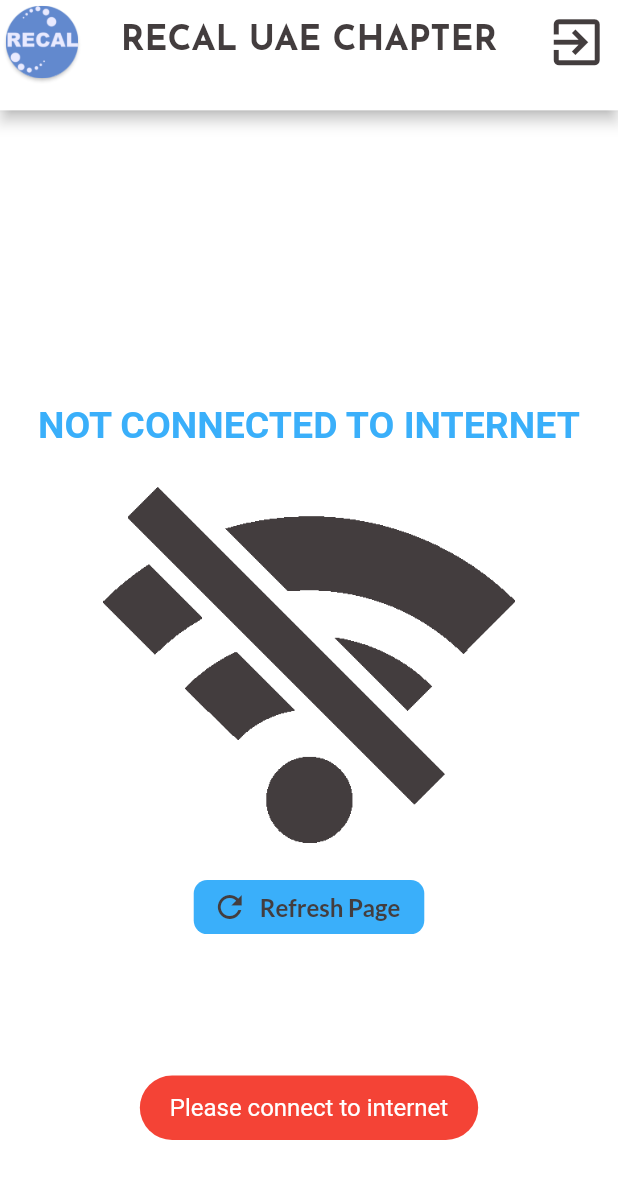
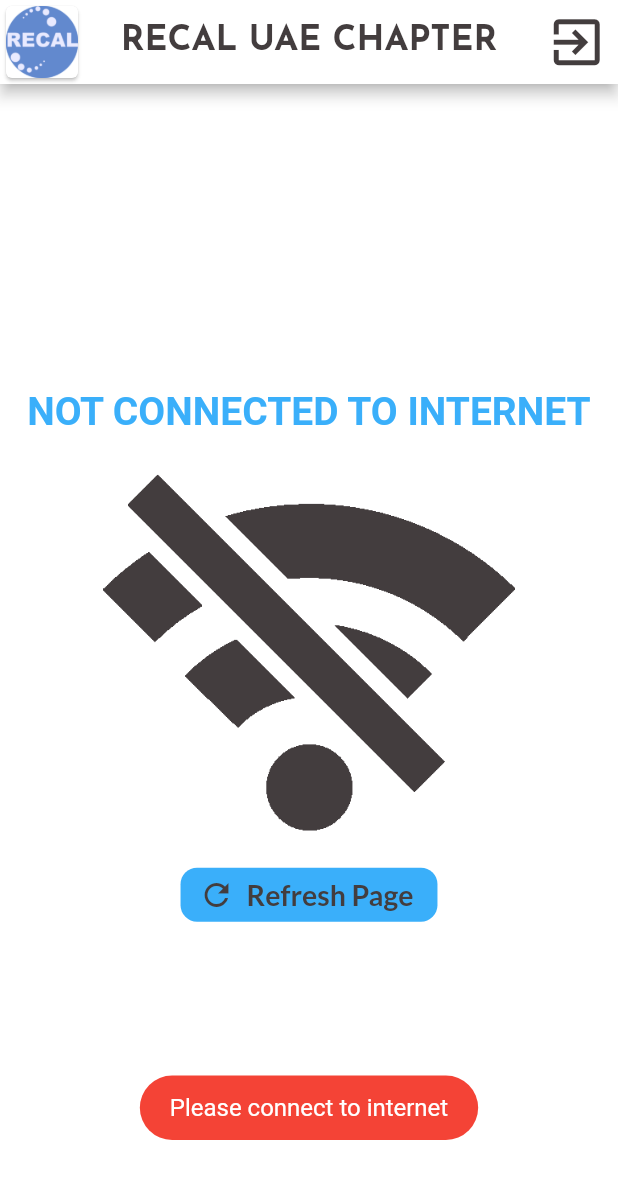
Before and after one commit to SpiderNitt/RECAL-UAE, a Flutter app: the HomeActivity screen opened directly, on a phone screen of 412 x 824 dp. Shown: the top 1179 px of the screen. Run offline on Flutter 3.47's test engine with Material 2 defaults, Android fonts, the phone set to English and light mode, and no system bars; drawn by our look-alikes of flutter_fadein; our stand-ins replace auto_size_text, badges, charts_flutter, connectivity, curved_navigation_bar, flip_card and 10 more; missing offline and left inert: folding_cell, keyboard_utils; accounts and stored records are empty; network calls fail.

Commit message:
Fix: Android app bar, font scaling errors

```diff
--- a/lib/screens/Events/pages/CompletedEvents.dart
+++ b/lib/screens/Events/pages/CompletedEvents.dart
@@ -42,7 +42,7 @@ class _CompletedEventsState extends State<CompletedEvents> with TickerProviderSt
   }
   Widget EmptyList(BuildContext context){
     return Center(
-      child: Text("No events to show",style: GoogleFonts.josefinSans(fontSize: 22,color: ColorGlobal.textColor),),
+      child: Text("No events to show",style: GoogleFonts.josefinSans(fontSize: UIUtility().getProportionalWidth(width: 22,choice: 1),color: ColorGlobal.textColor),),
     );
   }
   Future updateList(index) async {
--- a/lib/screens/Home/Employment/pages/MarketSurvey.dart
+++ b/lib/screens/Home/Employment/pages/MarketSurvey.dart
@@ -249,7 +249,6 @@ class SurveyState extends State<SurveyScreen> {
                           fontSize: getWidth(10, 3),
                           color: ColorGlobal.textColor,
                           fontWeight: FontWeight.bold,
-                          fontStyle: FontStyle.italic,
                         ),
                         maxLines: 3,
                         textAlign: TextAlign.center,
--- a/lib/screens/Recal/home/HomeScreen.dart
+++ b/lib/screens/Recal/home/HomeScreen.dart
@@ -550,9 +550,7 @@ class _HomeActivityState extends State<HomeActivity> {
     return SafeArea(
       child: Scaffold(
         backgroundColor: Colors.white,
-        appBar:PreferredSize(
-          preferredSize: Size.fromHeight(getHeight(60, 1)),
-          child: AppBar(
+        appBar:AppBar(
           backgroundColor: ColorGlobal.whiteColor,
           centerTitle: true,
           leading: Card(
@@ -564,9 +562,6 @@ class _HomeActivityState extends State<HomeActivity> {
                 fit: BoxFit.contain,
               ),
             ),
-              shape: RoundedRectangleBorder(
-                  borderRadius:
-                  new BorderRadius.circular(getHeight(60, 1))),
           ),
           title:Text(
             'RECAL UAE CHAPTER',
@@ -585,7 +580,6 @@ class _HomeActivityState extends State<HomeActivity> {
               },
             )
           ],
-          ),
         ),
         body: internetConnection==false ? NoInternetScreen(notifyParent: refreshFull) :
             profile_pic_flag==0 ? Center(child: SpinKitSquareCircle(
--- a/lib/widgets/NoData.dart
+++ b/lib/widgets/NoData.dart
@@ -7,14 +7,14 @@ import 'package:iosrecal/constants/UIUtility.dart';
 class NodataScreen extends StatelessWidget {
   @override
   Widget build(BuildContext context) {
-    //final double width = MediaQuery.of(context).size.width;
+    final double width = MediaQuery.of(context).size.width;
     final height = MediaQuery.of(context).size.height;
-
+    UIUtility().updateScreenDimesion(width: width,height: height);
     return Center(
         child: Text("No data available",
             style: GoogleFonts.josefinSans(
                 fontSize:
-                    UIUtility().getProportionalHeight(height: 25, choice: 3),
+                    UIUtility().getProportionalWidth(width: 25, choice: 3),
                 color: ColorGlobal.textColor)));
   }
 }
--- a/lib/widgets/NoInternet.dart
+++ b/lib/widgets/NoInternet.dart
@@ -2,6 +2,7 @@ import 'package:flutter/material.dart';
 import 'package:flutter_fadein/flutter_fadein.dart';
 import 'package:google_fonts/google_fonts.dart';
 import 'package:iosrecal/constants/ColorGlobal.dart';
+import 'package:iosrecal/constants/UIUtility.dart';
 import 'package:iosrecal/screens/Recal/home/HomeScreen.dart';
 
 class NoInternetScreen extends StatelessWidget {
@@ -9,8 +10,9 @@ class NoInternetScreen extends StatelessWidget {
   NoInternetScreen({Key key, @required this.notifyParent}) : super(key: key);
   @override
   Widget build(BuildContext context) {
-    //final double width = MediaQuery.of(context).size.width;
+    final double width = MediaQuery.of(context).size.width;
     final height = MediaQuery.of(context).size.height;
+    UIUtility().updateScreenDimesion(width: width,height: height);
     return SafeArea(
       child: Scaffold(
         body: Container(
@@ -28,7 +30,7 @@ class NoInternetScreen extends StatelessWidget {
                     child: Text(
                       "NOT CONNECTED TO INTERNET",
                       style: TextStyle(
-                          fontSize: 25,
+                          fontSize: UIUtility().getProportionalWidth(width: 22,choice: 3),
                           fontWeight: FontWeight.bold,
                           color: const Color(0xff3AAFFA)),
                       textAlign: TextAlign.center,
@@ -54,7 +56,7 @@ class NoInternetScreen extends StatelessWidget {
                   child: FlatButton.icon(
                     color: const Color(0xff3AAFFA),
                     shape: RoundedRectangleBorder(
-                      borderRadius: BorderRadius.circular(9),
+                      borderRadius: BorderRadius.circular(UIUtility().getProportionalWidth(width: 9, choice: 1)),
                     ),
                     onPressed: () {
                       if (notifyParent != null) notifyParent();
@@ -67,7 +69,7 @@ class NoInternetScreen extends StatelessWidget {
                     label: Text("Refresh Page",
                         style: GoogleFonts.lato(
                           color: ColorGlobal.textColor,
-                          fontSize: 16,
+                          fontSize: UIUtility().getProportionalWidth(width: 16, choice: 1),
                           fontWeight: FontWeight.w700,
                         )),
                   ),
```
Also changed, not shown: lib/screens/Events/pages/Event.dart (+4 -4 lines), lib/screens/Events/pages/UpcomingEvents.dart (+8 -1 lines), lib/screens/Events/widgets/EventCard.dart (+14 -7 lines), lib/screens/Home/Employment/pages/ClosedPositions.dart (+12 -8 lines), lib/screens/Home/Employment/pages/LinkedInProfiles.dart (+5 -9 lines), lib/widgets/Error.dart (+7 -5 lines), 1 other file. Lines whose indentation alone changed are shown as unchanged.
